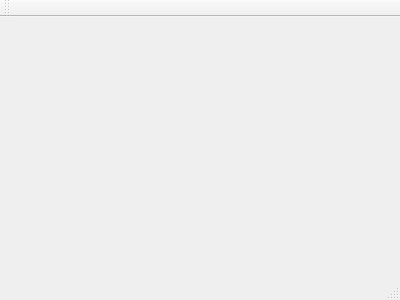
This is mainwindow.ui in KongQingXin12/JCY-1 as Qt 5 draws it before an edit. The edited form follows.
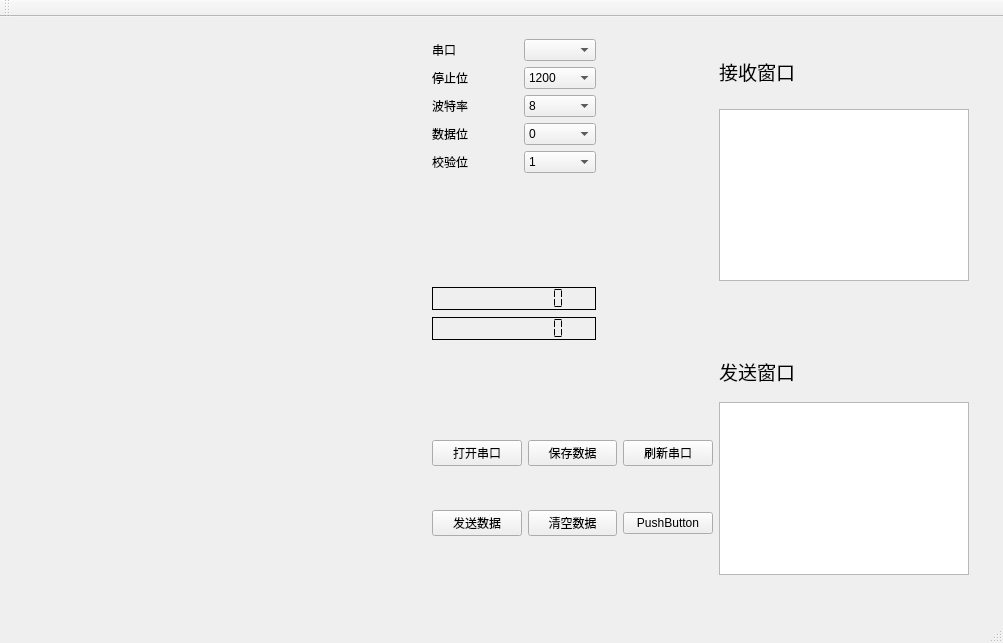
This is the edited form.

The edit to the form file:
```diff
--- a/mainwindow.ui
+++ b/mainwindow.ui
@@ -1,24 +1,659 @@
 <ui version="4.0">
  <class>MainWindow</class>
- <widget class="QMainWindow" name="MainWindow" >
-  <property name="geometry" >
+ <widget class="QMainWindow" name="MainWindow">
+  <property name="geometry">
    <rect>
     <x>0</x>
     <y>0</y>
-    <width>400</width>
-    <height>300</height>
+    <width>1003</width>
+    <height>643</height>
    </rect>
   </property>
   <property name="windowTitle" >
    <string>MainWindow</string>
   </property>
-  <widget class="QMenuBar" name="menuBar" />
-  <widget class="QToolBar" name="mainToolBar" />
-  <widget class="QWidget" name="centralWidget" />
-  <widget class="QStatusBar" name="statusBar" />
+  <widget class="QWidget" name="centralWidget">
+   <widget class="QWidget" name="layoutWidget">
+    <property name="geometry">
+     <rect>
+      <x>421</x>
+      <y>11</y>
+      <width>559</width>
+      <height>558</height>
+     </rect>
+    </property>
+    <layout class="QGridLayout" name="gridLayout_5">
+     <item row="0" column="0" rowspan="2">
+      <layout class="QGridLayout" name="gridLayout_4">
+       <item row="0" column="0" rowspan="5">
+        <layout class="QGridLayout" name="gridLayout_3">
+         <item row="0" column="0">
+          <widget class="QLabel" name="label">
+           <property name="text">
+            <string>串口</string>
+           </property>
+          </widget>
+         </item>
+         <item row="1" column="0">
+          <widget class="QLabel" name="label_7">
+           <property name="text">
+            <string>停止位</string>
+           </property>
+          </widget>
+         </item>
+         <item row="3" column="0">
+          <widget class="QLabel" name="label_3">
+           <property name="text">
+            <string>数据位</string>
+           </property>
+          </widget>
+         </item>
+         <item row="2" column="0">
+          <widget class="QLabel" name="label_2">
+           <property name="text">
+            <string>波特率</string>
+           </property>
+          </widget>
+         </item>
+         <item row="4" column="0">
+          <widget class="QLabel" name="label_4">
+           <property name="text">
+            <string>校验位</string>
+           </property>
+          </widget>
+         </item>
+        </layout>
+       </item>
+       <item row="0" column="2">
+        <widget class="QComboBox" name="PortBox"/>
+       </item>
+       <item row="1" column="1" rowspan="4">
+        <spacer name="horizontalSpacer_3">
+         <property name="orientation">
+          <enum>Qt::Horizontal</enum>
+         </property>
+         <property name="sizeType">
+          <enum>QSizePolicy::Fixed</enum>
+         </property>
+         <property name="sizeHint" stdset="0">
+          <size>
+           <width>50</width>
+           <height>98</height>
+          </size>
+         </property>
+        </spacer>
+       </item>
+       <item row="1" column="2">
+        <widget class="QComboBox" name="BaudBox">
+         <item>
+          <property name="text">
+           <string>1200</string>
+          </property>
+         </item>
+         <item>
+          <property name="text">
+           <string>9600</string>
+          </property>
+         </item>
+         <item>
+          <property name="text">
+           <string>14400</string>
+          </property>
+         </item>
+         <item>
+          <property name="text">
+           <string>57600</string>
+          </property>
+         </item>
+         <item>
+          <property name="text">
+           <string>115200</string>
+          </property>
+         </item>
+        </widget>
+       </item>
+       <item row="2" column="2">
+        <widget class="QComboBox" name="BitBox">
+         <property name="editable">
+          <bool>false</bool>
+         </property>
+         <property name="currentText">
+          <string>8</string>
+         </property>
+         <property name="currentIndex">
+          <number>0</number>
+         </property>
+         <item>
+          <property name="text">
+           <string>8</string>
+          </property>
+         </item>
+        </widget>
+       </item>
+       <item row="3" column="2">
+        <widget class="QComboBox" name="ParityBox">
+         <item>
+          <property name="text">
+           <string>0</string>
+          </property>
+         </item>
+        </widget>
+       </item>
+       <item row="4" column="2">
+        <widget class="QComboBox" name="StopBox">
+         <item>
+          <property name="text">
+           <string>1</string>
+          </property>
+         </item>
+         <item>
+          <property name="text">
+           <string>2</string>
+          </property>
+         </item>
+        </widget>
+       </item>
+      </layout>
+     </item>
+     <item row="0" column="1">
+      <spacer name="horizontalSpacer">
+       <property name="orientation">
+        <enum>Qt::Horizontal</enum>
+       </property>
+       <property name="sizeHint" stdset="0">
+        <size>
+         <width>40</width>
+         <height>20</height>
+        </size>
+       </property>
+      </spacer>
+     </item>
+     <item row="0" column="2">
+      <widget class="QLabel" name="label_5">
+       <property name="font">
+        <font>
+         <family>Arial</family>
+         <pointsize>14</pointsize>
+        </font>
+       </property>
+       <property name="text">
+        <string>接收窗口</string>
+       </property>
+      </widget>
+     </item>
+     <item row="2" column="0">
+      <spacer name="verticalSpacer">
+       <property name="orientation">
+        <enum>Qt::Vertical</enum>
+       </property>
+       <property name="sizeType">
+        <enum>QSizePolicy::MinimumExpanding</enum>
+       </property>
+       <property name="sizeHint" stdset="0">
+        <size>
+         <width>20</width>
+         <height>70</height>
+        </size>
+       </property>
+      </spacer>
+     </item>
+     <item row="3" column="0" rowspan="2">
+      <layout class="QGridLayout" name="gridLayout_2">
+       <item row="1" column="0">
+        <spacer name="verticalSpacer_3">
+         <property name="orientation">
+          <enum>Qt::Vertical</enum>
+         </property>
+         <property name="sizeType">
+          <enum>QSizePolicy::Expanding</enum>
+         </property>
+         <property name="sizeHint" stdset="0">
+          <size>
+           <width>20</width>
+           <height>40</height>
+          </size>
+         </property>
+        </spacer>
+       </item>
+       <item row="0" column="0">
+        <widget class="QLCDNumber" name="dis_ang_sdj">
+         <property name="sizePolicy">
+          <sizepolicy hsizetype="Minimum" vsizetype="MinimumExpanding">
+           <horstretch>0</horstretch>
+           <verstretch>1</verstretch>
+          </sizepolicy>
+         </property>
+         <property name="palette">
+          <palette>
+           <active>
+            <colorrole role="WindowText">
+             <brush brushstyle="SolidPattern">
+              <color alpha="255">
+               <red>0</red>
+               <green>0</green>
+               <blue>0</blue>
+              </color>
+             </brush>
+            </colorrole>
+            <colorrole role="Dark">
+             <brush brushstyle="SolidPattern">
+              <color alpha="255">
+               <red>255</red>
+               <green>255</green>
+               <blue>255</blue>
+              </color>
+             </brush>
+            </colorrole>
+            <colorrole role="Text">
+             <brush brushstyle="SolidPattern">
+              <color alpha="255">
+               <red>0</red>
+               <green>0</green>
+               <blue>0</blue>
+              </color>
+             </brush>
+            </colorrole>
+            <colorrole role="ButtonText">
+             <brush brushstyle="SolidPattern">
+              <color alpha="255">
+               <red>0</red>
+               <green>0</green>
+               <blue>0</blue>
+              </color>
+             </brush>
+            </colorrole>
+           </active>
+           <inactive>
+            <colorrole role="WindowText">
+             <brush brushstyle="SolidPattern">
+              <color alpha="255">
+               <red>0</red>
+               <green>0</green>
+               <blue>0</blue>
+              </color>
+             </brush>
+            </colorrole>
+            <colorrole role="Dark">
+             <brush brushstyle="SolidPattern">
+              <color alpha="255">
+               <red>255</red>
+               <green>255</green>
+               <blue>255</blue>
+              </color>
+             </brush>
+            </colorrole>
+            <colorrole role="Text">
+             <brush brushstyle="SolidPattern">
+              <color alpha="255">
+               <red>0</red>
+               <green>0</green>
+               <blue>0</blue>
+              </color>
+             </brush>
+            </colorrole>
+            <colorrole role="ButtonText">
+             <brush brushstyle="SolidPattern">
+              <color alpha="255">
+               <red>0</red>
+               <green>0</green>
+               <blue>0</blue>
+              </color>
+             </brush>
+            </colorrole>
+           </inactive>
+           <disabled>
+            <colorrole role="WindowText">
+             <brush brushstyle="SolidPattern">
+              <color alpha="255">
+               <red>255</red>
+               <green>255</green>
+               <blue>255</blue>
+              </color>
+             </brush>
+            </colorrole>
+            <colorrole role="Dark">
+             <brush brushstyle="SolidPattern">
+              <color alpha="255">
+               <red>255</red>
+               <green>255</green>
+               <blue>255</blue>
+              </color>
+             </brush>
+            </colorrole>
+            <colorrole role="Text">
+             <brush brushstyle="SolidPattern">
+              <color alpha="255">
+               <red>255</red>
+               <green>255</green>
+               <blue>255</blue>
+              </color>
+             </brush>
+            </colorrole>
+            <colorrole role="ButtonText">
+             <brush brushstyle="SolidPattern">
+              <color alpha="255">
+               <red>255</red>
+               <green>255</green>
+               <blue>255</blue>
+              </color>
+             </brush>
+            </colorrole>
+           </disabled>
+          </palette>
+         </property>
+         <property name="font">
+          <font>
+           <family>Arial</family>
+           <pointsize>14</pointsize>
+          </font>
+         </property>
+         <property name="frameShadow">
+          <enum>QFrame::Plain</enum>
+         </property>
+         <property name="digitCount">
+          <number>10</number>
+         </property>
+         <property name="segmentStyle">
+          <enum>QLCDNumber::Flat</enum>
+         </property>
+        </widget>
+       </item>
+       <item row="2" column="0">
+        <widget class="QLCDNumber" name="dis_num_sdj">
+         <property name="sizePolicy">
+          <sizepolicy hsizetype="Minimum" vsizetype="MinimumExpanding">
+           <horstretch>0</horstretch>
+           <verstretch>1</verstretch>
+          </sizepolicy>
+         </property>
+         <property name="palette">
+          <palette>
+           <active>
+            <colorrole role="WindowText">
+             <brush brushstyle="SolidPattern">
+              <color alpha="255">
+               <red>0</red>
+               <green>0</green>
+               <blue>0</blue>
+              </color>
+             </brush>
+            </colorrole>
+            <colorrole role="Dark">
+             <brush brushstyle="SolidPattern">
+              <color alpha="255">
+               <red>255</red>
+               <green>255</green>
+               <blue>255</blue>
+              </color>
+             </brush>
+            </colorrole>
+            <colorrole role="Text">
+             <brush brushstyle="SolidPattern">
+              <color alpha="255">
+               <red>0</red>
+               <green>0</green>
+               <blue>0</blue>
+              </color>
+             </brush>
+            </colorrole>
+            <colorrole role="ButtonText">
+             <brush brushstyle="SolidPattern">
+              <color alpha="255">
+               <red>0</red>
+               <green>0</green>
+               <blue>0</blue>
+              </color>
+             </brush>
+            </colorrole>
+           </active>
+           <inactive>
+            <colorrole role="WindowText">
+             <brush brushstyle="SolidPattern">
+              <color alpha="255">
+               <red>0</red>
+               <green>0</green>
+               <blue>0</blue>
+              </color>
+             </brush>
+            </colorrole>
+            <colorrole role="Dark">
+             <brush brushstyle="SolidPattern">
+              <color alpha="255">
+               <red>255</red>
+               <green>255</green>
+               <blue>255</blue>
+              </color>
+             </brush>
+            </colorrole>
+            <colorrole role="Text">
+             <brush brushstyle="SolidPattern">
+              <color alpha="255">
+               <red>0</red>
+               <green>0</green>
+               <blue>0</blue>
+              </color>
+             </brush>
+            </colorrole>
+            <colorrole role="ButtonText">
+             <brush brushstyle="SolidPattern">
+              <color alpha="255">
+               <red>0</red>
+               <green>0</green>
+               <blue>0</blue>
+              </color>
+             </brush>
+            </colorrole>
+           </inactive>
+           <disabled>
+            <colorrole role="WindowText">
+             <brush brushstyle="SolidPattern">
+              <color alpha="255">
+               <red>255</red>
+               <green>255</green>
+               <blue>255</blue>
+              </color>
+             </brush>
+            </colorrole>
+            <colorrole role="Dark">
+             <brush brushstyle="SolidPattern">
+              <color alpha="255">
+               <red>255</red>
+               <green>255</green>
+               <blue>255</blue>
+              </color>
+             </brush>
+            </colorrole>
+            <colorrole role="Text">
+             <brush brushstyle="SolidPattern">
+              <color alpha="255">
+               <red>255</red>
+               <green>255</green>
+               <blue>255</blue>
+              </color>
+             </brush>
+            </colorrole>
+            <colorrole role="ButtonText">
+             <brush brushstyle="SolidPattern">
+              <color alpha="255">
+               <red>255</red>
+               <green>255</green>
+               <blue>255</blue>
+              </color>
+             </brush>
+            </colorrole>
+           </disabled>
+          </palette>
+         </property>
+         <property name="font">
+          <font>
+           <family>Arial</family>
+           <pointsize>14</pointsize>
+          </font>
+         </property>
+         <property name="frameShadow">
+          <enum>QFrame::Plain</enum>
+         </property>
+         <property name="digitCount">
+          <number>10</number>
+         </property>
+         <property name="segmentStyle">
+          <enum>QLCDNumber::Flat</enum>
+         </property>
+        </widget>
+       </item>
+      </layout>
+     </item>
+     <item row="4" column="1">
+      <spacer name="horizontalSpacer_2">
+       <property name="orientation">
+        <enum>Qt::Horizontal</enum>
+       </property>
+       <property name="sizeHint" stdset="0">
+        <size>
+         <width>118</width>
+         <height>20</height>
+        </size>
+       </property>
+      </spacer>
+     </item>
+     <item row="5" column="0">
+      <spacer name="verticalSpacer_2">
+       <property name="orientation">
+        <enum>Qt::Vertical</enum>
+       </property>
+       <property name="sizeType">
+        <enum>QSizePolicy::MinimumExpanding</enum>
+       </property>
+       <property name="sizeHint" stdset="0">
+        <size>
+         <width>20</width>
+         <height>50</height>
+        </size>
+       </property>
+      </spacer>
+     </item>
+     <item row="6" column="0" colspan="2">
+      <layout class="QGridLayout" name="gridLayout">
+       <item row="0" column="0">
+        <widget class="QPushButton" name="open_serial">
+         <property name="text">
+          <string>打开串口</string>
+         </property>
+        </widget>
+       </item>
+       <item row="0" column="1">
+        <widget class="QPushButton" name="save_receive_data">
+         <property name="text">
+          <string>保存数据</string>
+         </property>
+        </widget>
+       </item>
+       <item row="0" column="2">
+        <widget class="QPushButton" name="refresh_serial_port">
+         <property name="text">
+          <string>刷新串口</string>
+         </property>
+        </widget>
+       </item>
+       <item row="1" column="0">
+        <widget class="QPushButton" name="SendDataButton">
+         <property name="text">
+          <string>发送数据</string>
+         </property>
+        </widget>
+       </item>
+       <item row="1" column="1">
+        <widget class="QPushButton" name="ClearDataButton">
+         <property name="text">
+          <string>清空数据</string>
+         </property>
+        </widget>
+       </item>
+       <item row="1" column="2">
+        <widget class="QPushButton" name="pushButton_2">
+         <property name="text">
+          <string>PushButton</string>
+         </property>
+        </widget>
+       </item>
+      </layout>
+     </item>
+     <item row="6" column="2">
+      <widget class="QTextEdit" name="Send_Window">
+       <property name="font">
+        <font>
+         <family>Arial</family>
+         <pointsize>14</pointsize>
+        </font>
+       </property>
+      </widget>
+     </item>
+     <item row="5" column="2">
+      <widget class="QLabel" name="label_6">
+       <property name="sizePolicy">
+        <sizepolicy hsizetype="Preferred" vsizetype="Expanding">
+         <horstretch>0</horstretch>
+         <verstretch>0</verstretch>
+        </sizepolicy>
+       </property>
+       <property name="font">
+        <font>
+         <family>Arial</family>
+         <pointsize>14</pointsize>
+        </font>
+       </property>
+       <property name="text">
+        <string>发送窗口</string>
+       </property>
+      </widget>
+     </item>
+     <item row="1" column="2" rowspan="2">
+      <widget class="QTextEdit" name="Receive_Window">
+       <property name="font">
+        <font>
+         <family>Arial</family>
+         <pointsize>14</pointsize>
+        </font>
+       </property>
+      </widget>
+     </item>
+    </layout>
+   </widget>
+   <widget class="QLabel" name="sector_dis">
+    <property name="geometry">
+     <rect>
+      <x>110</x>
+      <y>30</y>
+      <width>281</width>
+      <height>281</height>
+     </rect>
+    </property>
+    <property name="text">
+     <string/>
+    </property>
+   </widget>
+  </widget>
+  <widget class="QMenuBar" name="menuBar">
+   <property name="geometry">
+    <rect>
+     <x>0</x>
+     <y>0</y>
+     <width>1003</width>
+     <height>23</height>
+    </rect>
+   </property>
+  </widget>
+  <widget class="QToolBar" name="mainToolBar">
+   <attribute name="toolBarArea">
+    <enum>TopToolBarArea</enum>
+   </attribute>
+   <attribute name="toolBarBreak">
+    <bool>false</bool>
+   </attribute>
+  </widget>
+  <widget class="QStatusBar" name="statusBar"/>
  </widget>
- <layoutDefault spacing="6" margin="11" />
- <pixmapfunction></pixmapfunction>
+ <layoutdefault spacing="6" margin="11"/>
  <resources/>
  <connections/>
 </ui>
```
Left out of the diff: 3 changed lines with no effect on the pictures.
